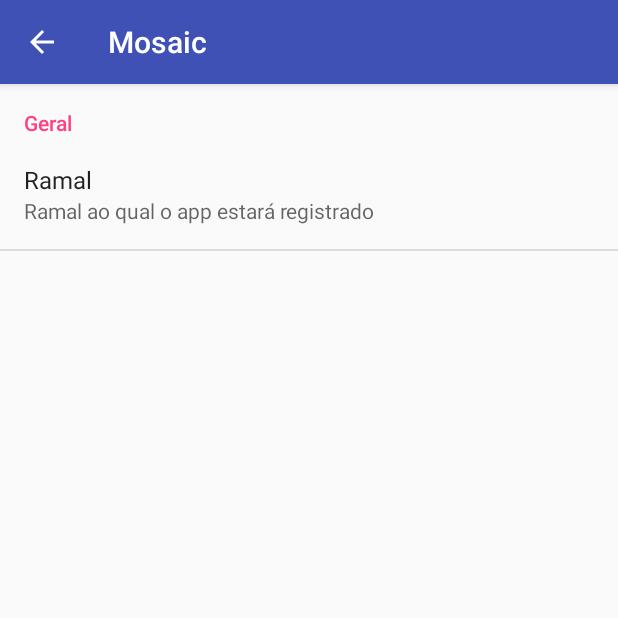
After one commit to gfreivasc/Mosaic, an Android app: the SettingsActivity screen opened directly, with no data from a screen before it, on a phone screen of 412 x 824 dp, the top half of it. The commit adds this screen. Run offline under Robolectric (Android 15) with nearby library versions, the phone set to English and light mode, and no system bars.

Commit message:
Added preference base and allowed setting user id through settings. Service starts with registration OK.

```diff
--- a/app/build.gradle
+++ b/app/build.gradle
@@ -10,6 +10,7 @@ android {
         versionCode 1
         versionName "1.0"
         testInstrumentationRunner "android.support.test.runner.AndroidJUnitRunner"
+        vectorDrawables.useSupportLibrary = true
     }
     buildTypes {
         release {
@@ -26,5 +27,7 @@ dependencies {
     })
     compile 'com.android.support:appcompat-v7:25.3.0'
     compile 'com.android.support.constraint:constraint-layout:1.0.2'
+    compile 'com.android.support:support-v4:25.3.0'
+    compile 'com.android.support:support-vector-drawable:25.3.0'
     testCompile 'junit:junit:4.12'
 }
--- a/app/src/main/AndroidManifest.xml
+++ b/app/src/main/AndroidManifest.xml
@@ -32,11 +32,13 @@
                 <category android:name="android.intent.category.LAUNCHER" />
             </intent-filter>
         </activity>
+        <activity android:name=".IncomingCallActivity" />
 
-        <activity android:name=".IncomingCallActivity"></activity>
+        <activity android:name=".SettingsActivity"
+            android:parentActivityName=".MainActivity">
+        </activity>
 
         <service android:name=".engine.MosaicService" />
-
     </application>
 
 </manifest>
--- /dev/null
+++ b/app/src/main/java/re/usto/mosaic/SettingsActivity.java
@@ -0,0 +1,62 @@
+package re.usto.mosaic;
+
+import android.content.SharedPreferences;
+import android.preference.PreferenceFragment;
+import android.preference.PreferenceManager;
+import android.support.annotation.Nullable;
+import android.os.Bundle;
+import android.support.v7.app.AppCompatActivity;
+
+import re.usto.mosaic.engine.MosaicIntent;
+
+import static android.preference.PreferenceManager.getDefaultSharedPreferences;
+
+public class SettingsActivity extends AppCompatActivity implements
+        SharedPreferences.OnSharedPreferenceChangeListener{
+
+    private SharedPreferences mSharedPreferences;
+
+    @Override
+    public void onCreate(@Nullable Bundle savedInstanceState) {
+        super.onCreate(savedInstanceState);
+
+        getFragmentManager().beginTransaction()
+                .replace(android.R.id.content, new GeneralPreferenceFragment())
+                .commit();
+
+        mSharedPreferences = PreferenceManager.getDefaultSharedPreferences(this);
+        mSharedPreferences.registerOnSharedPreferenceChangeListener(this);
+    }
+
+    @Override
+    protected void onResume() {
+        super.onResume();
+
+        mSharedPreferences.registerOnSharedPreferenceChangeListener(this);
+    }
+
+    @Override
+    protected void onPause() {
+        super.onPause();
+
+        mSharedPreferences.unregisterOnSharedPreferenceChangeListener(this);
+    }
+
+    @Override
+    public void onSharedPreferenceChanged(SharedPreferences sharedPreferences, String key) {
+        if (key.equals(getString(R.string.pref_user_id_key))) {
+            startService(new MosaicIntent().registerUser(
+                    this,
+                    sharedPreferences.getString(key, getString(R.string.pref_user_id_default))));
+        }
+    }
+
+    public static class GeneralPreferenceFragment extends PreferenceFragment {
+
+        @Override
+        public void onCreate(@Nullable Bundle savedInstanceState) {
+            super.onCreate(savedInstanceState);
+            addPreferencesFromResource(R.xml.preferences);
+        }
+    }
+}
--- a/app/src/main/java/re/usto/mosaic/engine/MosaicIntent.java
+++ b/app/src/main/java/re/usto/mosaic/engine/MosaicIntent.java
@@ -60,7 +60,7 @@ public class MosaicIntent {
         }
     }
 
-    public Intent registerUser(Context context, int userKey) {
+    public Intent registerUser(Context context, String userKey) {
         return new Intent(context, MosaicService.class)
                 .setAction(ACTION_REGISTER_USER)
                 .putExtra(EXTRA_USER_KEY, userKey);
--- /dev/null
+++ b/app/src/main/res/layout/activity_settings.xml
@@ -0,0 +1,5 @@
+<?xml version="1.0" encoding="utf-8"?>
+<FrameLayout xmlns:android="http://schemas.android.com/apk/res/android"
+    android:layout_width="match_parent" android:layout_height="match_parent">
+
+</FrameLayout>
--- a/app/src/main/res/values/strings.xml
+++ b/app/src/main/res/values/strings.xml
@@ -1,5 +1,13 @@
 <resources>
     <string name="app_name">Mosaic</string>
     <string name="status_off">Offline</string>
-    <string name="status_on">Connected</string>
+    <string name="status_on">Conectado</string>
+    <string name="title_activity_settings">Settings</string>
+
+    <string name="pref_header_general">Geral</string>
+
+    <string name="pref_user_id_title">Ramal</string>
+    <string name="pref_user_id_key" translatable="false">pref_userId</string>
+    <string name="pref_user_id_default" translatable="false">2600</string>
+    <string name="pref_user_id_summary">Ramal ao qual o app estará registrado</string>
 </resources>
--- /dev/null
+++ b/app/src/main/res/xml/preferences.xml
@@ -0,0 +1,10 @@
+<PreferenceScreen xmlns:android="http://schemas.android.com/apk/res/android">
+    <PreferenceCategory
+        android:title="@string/pref_header_general">
+        <EditTextPreference
+            android:title="@string/pref_user_id_title"
+            android:key="@string/pref_user_id_key"
+            android:defaultValue="@string/pref_user_id_default"
+            android:summary="@string/pref_user_id_summary" />
+    </PreferenceCategory>
+</PreferenceScreen>
```
Also changed, not shown: app/src/main/java/re/usto/mosaic/MainActivity.java (+20 -2 lines), app/src/main/java/re/usto/mosaic/Mosaic.java (+9 -0 lines), app/src/main/java/re/usto/mosaic/engine/MosaicService.java (+3 -14 lines), app/src/main/res/drawable/ic_info_black_24dp.xml (added, +9 -0 lines), app/src/main/res/drawable/ic_settings_black_24dp.xml (added, +9 -0 lines), app/src/main/res/menu/main.xml (added, +10 -0 lines).
